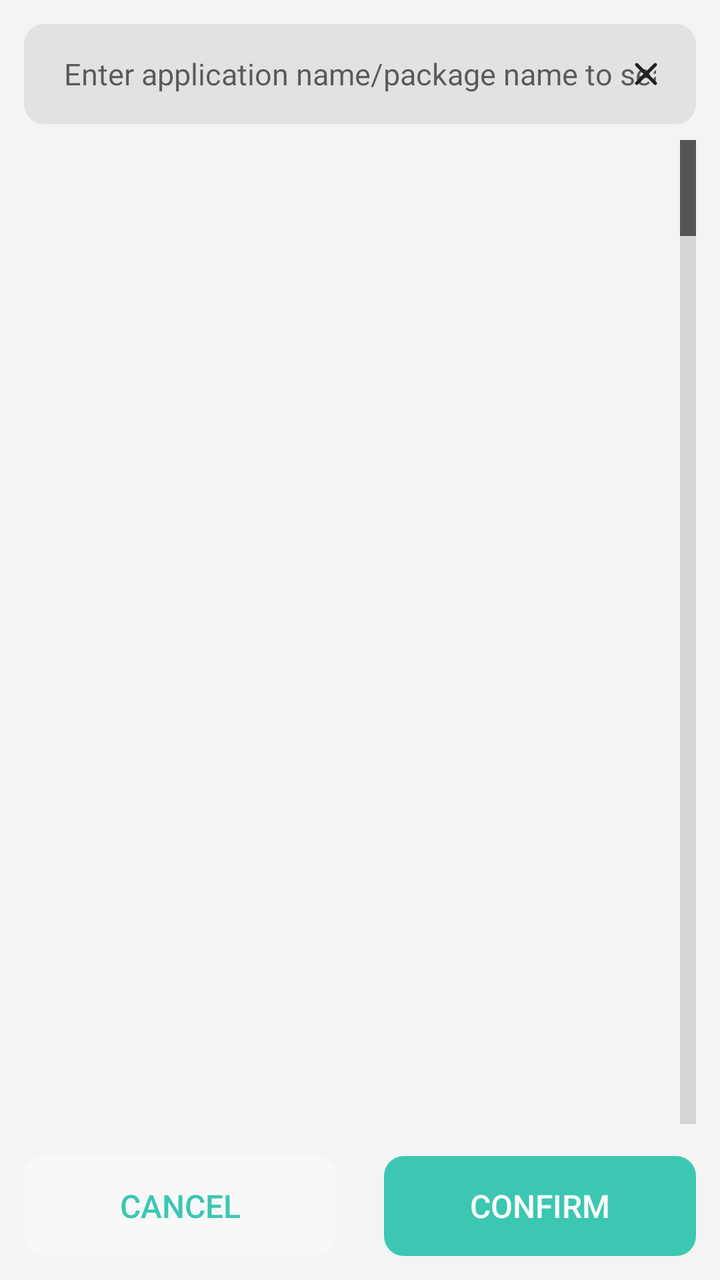
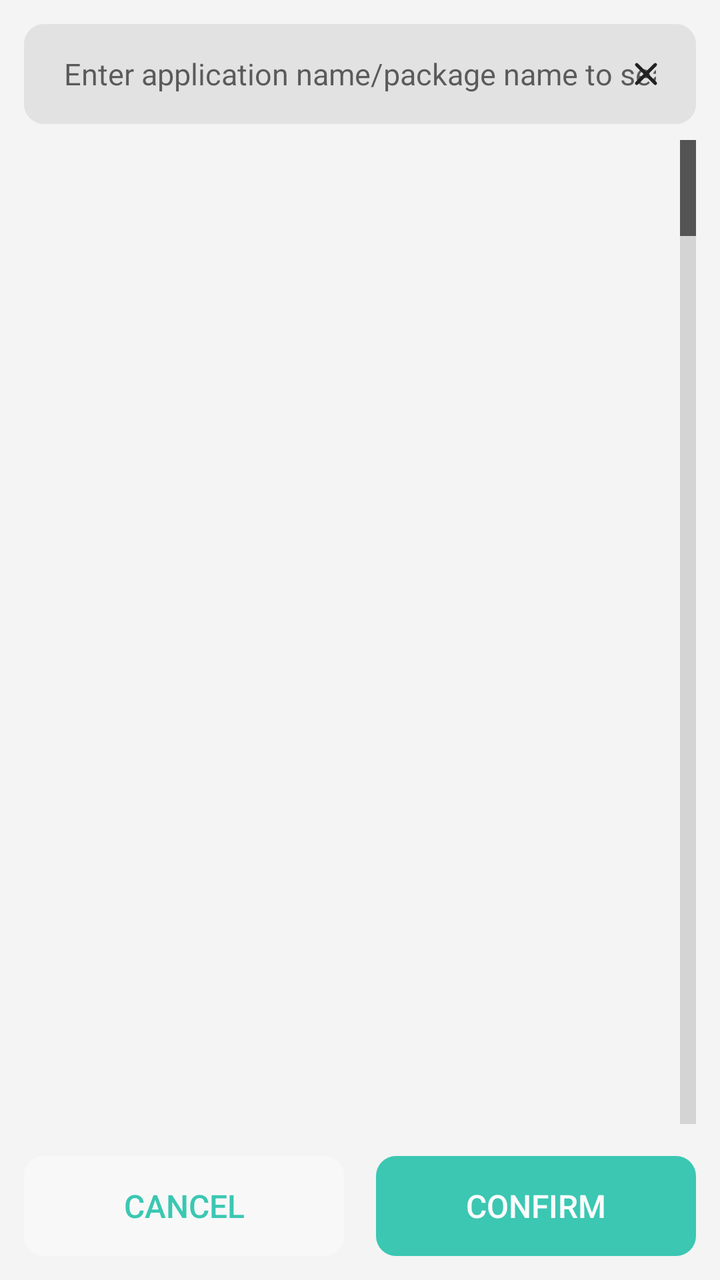

Screens rendered from an Android XML layout before and after an edit, with the pre-edit source and the edit as a unified diff.
<!-- AndroidManifest.xml: application theme AppTheme -->
<!-- res/layout/dialog_app_chooser.xml -->
<?xml version="1.0" encoding="utf-8"?>
<LinearLayout xmlns:android="http://schemas.android.com/apk/res/android"
    style="@style/dialogRoot"
    android:focusable="true"
    android:orientation="vertical"
    android:focusableInTouchMode="true"
    android:layout_width="match_parent"
    android:layout_height="wrap_content">

    <RelativeLayout
        android:id="@+id/search_bar"
        android:background="@drawable/dialog_search_bg"
        android:layout_width="match_parent"
        android:layout_height="50dp"
        android:layout_marginBottom="8dp">
        <EditText
            android:id="@+id/search_box"
            android:nextFocusDown="@id/search_box"
            android:lines="1"
            android:singleLine="true"
            android:imeOptions="actionSearch"
            android:layout_width="match_parent"
            android:layout_height="match_parent"
            android:paddingStart="20dp"
            android:paddingEnd="20dp"
            android:maxLength="30"
            android:textSize="15dp"
            android:hint="@string/app_chooser_search_hint"
            android:background="@null" />

        <ImageButton
            android:id="@+id/search_box_clear"
            android:background="@null"
            android:layout_alignParentEnd="true"
            android:layout_centerVertical="true"
            android:src="@drawable/dialog_search_clear"
            android:tint="?android:textColorPrimary"
            android:scaleType="centerInside"
            android:padding="15dp"
            android:layout_width="50dp"
            android:layout_height="50dp" />
    </RelativeLayout>

    <RelativeLayout
        android:id="@+id/select_all_block"
        android:orientation="horizontal"
        android:layout_width="match_parent"
        android:layout_height="wrap_content">

        <CheckBox
            android:id="@+id/select_all"
            android:visibility="gone"
            android:layout_alignParentEnd="true"
            android:layout_margin="6dp"
            android:text="@string/select_all"
            android:layoutDirection="rtl"
            style="@style/textTitle"
            android:layout_width="wrap_content"
            android:layout_height="wrap_content" />
    </RelativeLayout>

    <ListView
        android:id="@+id/app_list"
        android:scrollbarSize="0dp"
        android:layout_weight="1"
        android:divider="@null"
        android:fastScrollEnabled="true"
        android:scrollbarStyle="insideOverlay"
        android:requiresFadingEdge="vertical"
        android:smoothScrollbar="true"
        android:layout_width="match_parent"
        android:layout_height="0dp" />

    <ProgressBar
        android:layout_gravity="center_horizontal"
        android:id="@+id/loading"
        android:visibility="gone"
        android:layout_width="match_parent"
        android:layout_height="8dp"
        android:layout_marginTop="6dp"
        android:max="100"
        android:indeterminate="true"
        style="?android:attr/progressBarStyleHorizontal" />

    <LinearLayout
        android:id="@+id/bottom_buttons"
        android:layout_marginTop="16dp"
        android:orientation="horizontal"
        android:layout_width="match_parent"
        android:layout_height="wrap_content">

        <Button
            android:id="@+id/btn_cancel"
            style="@style/dialogCancelBtn"
            android:layout_marginEnd="8dp"
            android:text="@string/btn_cancel">
        </Button>
        <Button
            android:id="@+id/btn_confirm"
            style="@style/dialogConfirmBtn"
            android:text="@string/btn_confirm">
        </Button>
    </LinearLayout>
</LinearLayout>
<!-- resources referenced by this layout -->
<resources>
  <!-- drawable dialog_search_bg (drawable) -->
  <?xml version="1.0" encoding="utf-8"?>
  <shape xmlns:android="http://schemas.android.com/apk/res/android">
      <solid android:color="?attr/colorParse" />
      <size android:height="25dp" />
      <corners android:radius="10dp" />
  
      
  </shape>
  <string name="app_chooser_search_hint">Enter application name/package name to search</string>
  <string name="btn_cancel">Cancel</string>
  <string name="btn_confirm">Confirm</string>
  <string name="select_all">Select all</string>
  <style name="dialogCancelBtn" parent="dialogLargeBtn">
          <item name="android:layout_marginStart">0dp</item>
          <item name="android:background">@drawable/btn_bg_large_secondary</item>
      </style>
  <style name="dialogConfirmBtn" parent="dialogLargeBtn">
          <item name="android:textColor">#FFFFFF</item>
          <item name="android:background">@drawable/btn_bg_large</item>
      </style>
  <style name="dialogRoot">
          <item name="android:layout_width">match_parent</item>
          <item name="android:layout_height">match_parent</item>
          <item name="android:orientation">vertical</item>
          <item name="android:padding">12dp</item>
      </style>
  <style name="textTitle">
          <item name="android:textColor">?android:attr/textColorPrimary</item>
          <item name="android:textStyle">bold</item>
          <item name="android:textSize">14dp</item>
      </style>
  <!-- drawable btn_bg_large (drawable) -->
  <?xml version="1.0" encoding="utf-8"?>
  <selector xmlns:android="http://schemas.android.com/apk/res/android">
      <item android:drawable="@drawable/btn_bg_active_large" android:state_pressed="true" />
      <item android:drawable="@drawable/btn_bg_disabled_large" android:state_enabled="false" />
      <item android:drawable="@drawable/btn_bg_inactive_large" />
  </selector>
  <color name="colorPrimary">#64CDB6</color>
  <color name="colorPrimaryDark">#30C7B6</color>
  <color name="colorAccent">#0dbda2</color>
  <color name="colorParseDark">#20605f5f</color>
  <color name="colorPirmDark">#20000000</color>
  <color name="status_bg_light">@android:color/white</color>
  <color name="window_bg_light">#f4f4f4</color>
  <color name="cardBgLight">#CCFFFFFF</color>
  <!-- drawable btn_bg_active_large (drawable) -->
  <?xml version="1.0" encoding="utf-8"?>
  <shape xmlns:android="http://schemas.android.com/apk/res/android"
      android:shape="rectangle">
      <solid android:color="#26828282" />
      
      
      <corners android:radius="10dp" />
  
      
      <padding
          android:bottom="0dp"
          android:left="0dp"
          android:right="0dp"
          android:top="0dp" />
  </shape>
  <!-- drawable seekbar_thumb (drawable) -->
  <?xml version="1.0" encoding="utf-8"?>
  <shape xmlns:android="http://schemas.android.com/apk/res/android">
      <solid android:color="@android:color/transparent" />
      <corners android:radius="10dp" />
      <size
          android:width="12dp"
          android:height="12dp" />
  </shape>
  <!-- drawable switch_track_disabled (drawable) -->
  <?xml version="1.0" encoding="utf-8"?>
  <shape xmlns:android="http://schemas.android.com/apk/res/android">
      <solid android:color="#22888888" />
      <corners android:radius="10dp" />
      <size android:width="66dp" android:height="20dp" />
  </shape>
  <!-- drawable switch_track_open (drawable) -->
  <?xml version="1.0" encoding="utf-8"?>
  <shape xmlns:android="http://schemas.android.com/apk/res/android">
      <solid android:color="?android:colorAccent" />
      <corners android:radius="10dp" />
      <size android:width="66dp" android:height="20dp" />
  </shape>
  <!-- drawable switch_track_close (drawable) -->
  <?xml version="1.0" encoding="utf-8"?>
  <shape xmlns:android="http://schemas.android.com/apk/res/android">
      <solid android:color="#44888888" />
      <corners android:radius="10dp" />
      <size android:width="66dp" android:height="20dp" />
  </shape>
  <!-- unchanged entries left out for length: 16 -->
</resources>

<!-- the commit's change to res/layout/dialog_app_chooser.xml (unified diff, before → after) -->
@@ -92,7 +92,6 @@
         <Button
             android:id="@+id/btn_cancel"
             style="@style/dialogCancelBtn"
-            android:layout_marginEnd="8dp"
             android:text="@string/btn_cancel">
         </Button>
         <Button
